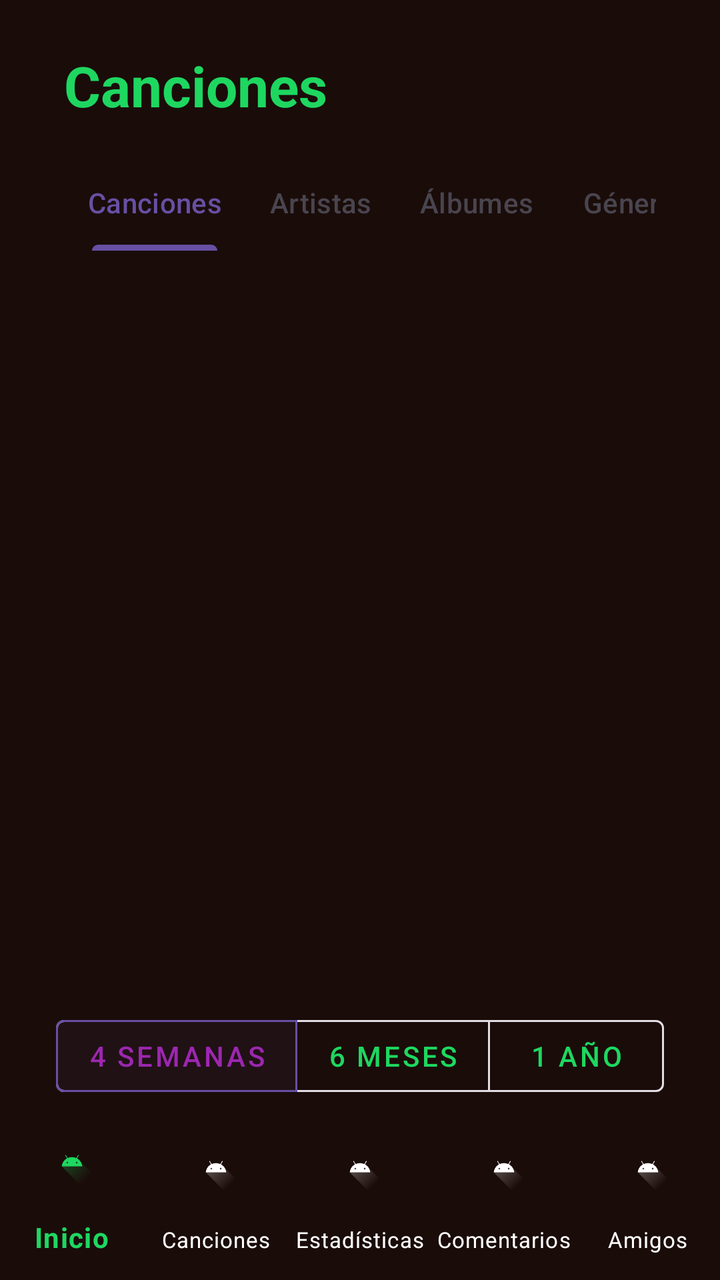
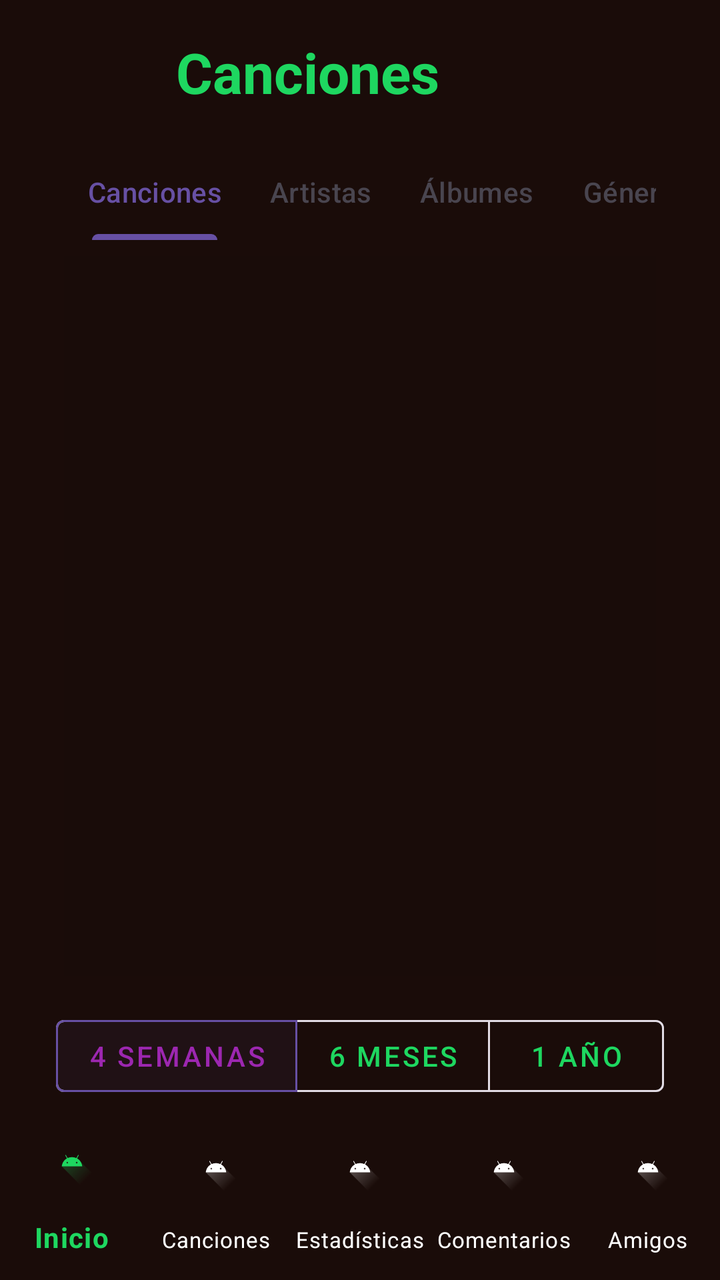

Two renders of the same Android screen: before a commit and after it. Below are the layout's source before the change and the commit's diff.
<!-- AndroidManifest.xml: application theme Theme.Panchify -->
<!-- res/layout/activity_songs.xml -->
<?xml version="1.0" encoding="utf-8"?>
<androidx.constraintlayout.widget.ConstraintLayout
    xmlns:android="http://schemas.android.com/apk/res/android"
    xmlns:app="http://schemas.android.com/apk/res-auto"
    xmlns:tools="http://schemas.android.com/tools"
    android:id="@+id/main"
    android:layout_width="match_parent"
    android:layout_height="match_parent"
    android:background="@color/fondo_principal"
    tools:context=".vistas.Stats">

    
    <TextView
        android:id="@+id/titleStats"
        android:layout_width="wrap_content"
        android:layout_height="wrap_content"
        android:text="Canciones"
        android:textColor="@color/spotify_green"
        android:textSize="28sp"
        android:textStyle="bold"
        android:layout_marginStart="32dp"
        android:layout_marginTop="24dp"
        app:layout_constraintStart_toStartOf="parent"
        app:layout_constraintTop_toTopOf="parent" />

    
    <com.google.android.material.tabs.TabLayout
        android:id="@+id/seleccionadorCanciones"
        android:layout_width="0dp"
        android:layout_height="wrap_content"
        android:layout_marginTop="16dp"
        android:layout_marginHorizontal="32dp"
        app:layout_constraintTop_toBottomOf="@id/titleStats"
        app:layout_constraintStart_toStartOf="parent"
        app:layout_constraintEnd_toEndOf="parent"
        app:tabMode="scrollable"
        app:tabGravity="fill"
        android:background="@android:color/transparent">

        <com.google.android.material.tabs.TabItem
            android:layout_width="wrap_content"
            android:layout_height="wrap_content"
            android:text="Canciones"/>

        <com.google.android.material.tabs.TabItem
            android:layout_width="wrap_content"
            android:layout_height="wrap_content"
            android:text="Artistas"/>

        <com.google.android.material.tabs.TabItem
            android:layout_width="wrap_content"
            android:layout_height="wrap_content"
            android:text="Álbumes"/>

        <com.google.android.material.tabs.TabItem
            android:layout_width="wrap_content"
            android:layout_height="wrap_content"
            android:text="Género"/>
    </com.google.android.material.tabs.TabLayout>

    
    <androidx.recyclerview.widget.RecyclerView
        android:id="@+id/listaCanciones"
        android:layout_width="0dp"
        android:layout_height="0dp"
        android:layout_marginTop="8dp"
        android:layout_marginBottom="16dp"
        android:layout_marginHorizontal="32dp"
        android:background="#05000000"
        app:layout_constraintTop_toBottomOf="@id/seleccionadorCanciones"
        app:layout_constraintStart_toStartOf="parent"
        app:layout_constraintEnd_toEndOf="parent"
        app:layout_constraintBottom_toTopOf="@id/timeSelector"
        tools:listitem="@layout/item_track" />

    
    <ProgressBar
        android:id="@+id/progressCanciones"
        style="?android:attr/progressBarStyleLarge"
        android:layout_width="wrap_content"
        android:layout_height="wrap_content"
        android:visibility="gone"
        app:layout_constraintTop_toTopOf="@id/listaCanciones"
        app:layout_constraintBottom_toBottomOf="@id/listaCanciones"
        app:layout_constraintStart_toStartOf="@id/listaCanciones"
        app:layout_constraintEnd_toEndOf="@id/listaCanciones"/>

    
    <com.google.android.material.button.MaterialButtonToggleGroup
        android:id="@+id/timeSelector"
        android:layout_width="wrap_content"
        android:layout_height="wrap_content"
        app:singleSelection="true"
        app:selectionRequired="true"
        app:checkedButton="@id/boton4SemanasCanciones"
        android:layout_marginBottom="8dp"
        android:layout_marginHorizontal="32dp"
        app:layout_constraintBottom_toTopOf="@id/bottom_navigation"
        app:layout_constraintStart_toStartOf="parent"
        app:layout_constraintEnd_toEndOf="parent">

        <com.google.android.material.button.MaterialButton
            android:id="@+id/boton4SemanasCanciones"
            android:layout_width="wrap_content"
            android:layout_height="wrap_content"
            android:text="4 semanas"
            android:textColor="@color/selector_chip_text_color"
            style="@style/Widget.MaterialComponents.Button.OutlinedButton"/>

        <com.google.android.material.button.MaterialButton
            android:id="@+id/boton6mesesCanciones"
            android:layout_width="wrap_content"
            android:layout_height="wrap_content"
            android:text="6 meses"
            android:textColor="@color/selector_chip_text_color"
            style="@style/Widget.MaterialComponents.Button.OutlinedButton"/>

        <com.google.android.material.button.MaterialButton
            android:id="@+id/boton1anoCanciones"
            android:layout_width="wrap_content"
            android:layout_height="wrap_content"
            android:text="1 año"
            android:textColor="@color/selector_chip_text_color"
            style="@style/Widget.MaterialComponents.Button.OutlinedButton"/>

    </com.google.android.material.button.MaterialButtonToggleGroup>



    
    <com.google.android.material.bottomnavigation.BottomNavigationView
        android:id="@+id/bottom_navigation"
        android:layout_width="match_parent"
        android:layout_height="wrap_content"
        app:layout_constraintBottom_toBottomOf="parent"
        app:menu="@menu/bottom_nav_menu"
        android:background="@color/fondo_principal"
        app:itemIconTint="@color/selector_bottom_nav"
        app:itemTextColor="@color/selector_bottom_nav"
        app:labelVisibilityMode="labeled"
        app:itemTextAppearanceActive="@style/BottomNavText.Active"
        app:itemTextAppearanceInactive="@style/BottomNavText.Inactive"/>


</androidx.constraintlayout.widget.ConstraintLayout>
<!-- res/layout/item_track.xml (included above) -->
<?xml version="1.0" encoding="utf-8"?>
<com.google.android.material.card.MaterialCardView xmlns:android="http://schemas.android.com/apk/res/android"
    xmlns:app="http://schemas.android.com/apk/res-auto"
    android:layout_width="match_parent"
    android:layout_height="wrap_content"
    android:layout_marginBottom="8dp"
    app:cardCornerRadius="12dp"
    app:cardElevation="2dp">

    <LinearLayout
        android:layout_width="match_parent"
        android:layout_height="wrap_content"
        android:gravity="center_vertical"
        android:orientation="horizontal"
        android:padding="12dp">

        <ImageView
            android:id="@+id/imgAlbum"
            android:layout_width="50dp"
            android:layout_height="50dp"
            android:background="#E5E7EB"
            android:scaleType="centerCrop" />

        <LinearLayout
            android:layout_width="match_parent"
            android:layout_height="wrap_content"
            android:layout_marginStart="16dp"
            android:orientation="vertical">

            <TextView
                android:id="@+id/txtSongName"
                android:layout_width="wrap_content"
                android:layout_height="wrap_content"
                android:text="Song Name"
                android:textColor="@color/spotify_green"
                android:textStyle="bold" />

            <TextView
                android:id="@+id/txtArtistName"
                android:layout_width="wrap_content"
                android:layout_height="wrap_content"
                android:text="Artist Name"
                android:textColor="@color/white"
                android:textSize="12sp" />
        </LinearLayout>
    </LinearLayout>
</com.google.android.material.card.MaterialCardView>
<!-- resources referenced by this layout -->
<resources>
  <color name="fondo_principal">#1A0C09</color>
  <color name="spotify_green">#1ED760</color>
  <color name="white">#FFFFFFFF</color>
  <style name="BottomNavText.Active" parent="TextAppearance.MaterialComponents.Caption">
          <item name="android:textSize">14sp</item>
          <item name="android:textStyle">bold</item>
      </style>
  <style name="BottomNavText.Inactive" parent="TextAppearance.MaterialComponents.Caption">
          <item name="android:textSize">11sp</item>
      </style>
  <style name="Theme.Panchify" parent="Base.Theme.Panchify" />
  <style name="Base.Theme.Panchify" parent="Theme.Material3.DayNight.NoActionBar">
          
          
      </style>
</resources>

<!-- the commit's change to res/layout/activity_songs.xml (unified diff, before → after) -->
@@ -10,18 +10,41 @@
     tools:context=".vistas.Stats">
 
     
-    <TextView
+    <LinearLayout
         android:id="@+id/titleStats"
-        android:layout_width="wrap_content"
-        android:layout_height="wrap_content"
-        android:text="Canciones"
-        android:textColor="@color/spotify_green"
-        android:textSize="28sp"
-        android:textStyle="bold"
+        android:layout_width="0dp"
+        android:layout_height="wrap_content"
+        android:orientation="horizontal"
+        android:gravity="center_vertical"
         android:layout_marginStart="32dp"
-        android:layout_marginTop="24dp"
-        app:layout_constraintStart_toStartOf="parent"
-        app:layout_constraintTop_toTopOf="parent" />
+        android:layout_marginEnd="32dp"
+        android:layout_marginTop="16dp"
+        app:layout_constraintStart_toStartOf="parent"
+        app:layout_constraintEnd_toEndOf="parent"
+        app:layout_constraintTop_toTopOf="parent">
+
+        <ImageView
+            android:id="@+id/imgProfileIcon"
+            android:layout_width="40dp"
+            android:layout_height="40dp"
+            android:layout_marginEnd="16dp"
+            android:scaleType="centerCrop"
+            android:src="@android:drawable/sym_def_app_icon"
+            android:background="?attr/selectableItemBackgroundBorderless"
+            android:clickable="true"
+            android:focusable="true"/>
+
+        <TextView
+            android:layout_width="0dp"
+            android:layout_height="wrap_content"
+            android:layout_weight="1"
+            android:text="Canciones"
+            android:textColor="@color/spotify_green"
+            android:textSize="28sp"
+            android:textStyle="bold" />
+    </LinearLayout>
+
+
 
     
     <com.google.android.material.tabs.TabLayout
